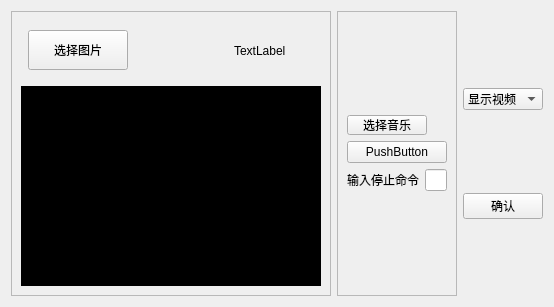
Above: first.ui from wqz123287/face_test before the change. Below: the same form after it.
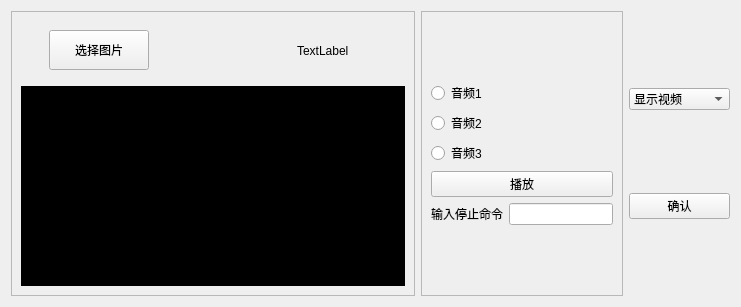
That is the form after the change.

The edit to the form file:
```diff
--- a/first.ui
+++ b/first.ui
@@ -6,7 +6,7 @@
    <rect>
     <x>0</x>
     <y>0</y>
-    <width>542</width>
+    <width>741</width>
     <height>307</height>
    </rect>
   </property>
@@ -104,32 +104,27 @@
       <item>
        <layout class="QVBoxLayout" name="verticalLayout_6" stretch="2,2">
         <item>
-         <layout class="QVBoxLayout" name="verticalLayout" stretch="3,1">
+         <layout class="QVBoxLayout" name="verticalLayout" stretch="0,1">
           <item>
-           <layout class="QHBoxLayout" name="horizontalLayout">
+           <layout class="QVBoxLayout" name="verticalLayout_8">
             <item>
-             <widget class="QPushButton" name="alarm">
-              <property name="maximumSize">
-               <size>
-                <width>3000</width>
-                <height>20</height>
-               </size>
-              </property>
+             <widget class="QRadioButton" name="alarm01">
               <property name="text">
-               <string>选择音乐</string>
+               <string>音频1</string>
               </property>
              </widget>
             </item>
             <item>
-             <widget class="QLabel" name="alarmPath">
-              <property name="maximumSize">
-               <size>
-                <width>3000</width>
-                <height>20</height>
-               </size>
+             <widget class="QRadioButton" name="alarm02">
+              <property name="text">
+               <string>音频2</string>
               </property>
+             </widget>
+            </item>
+            <item>
+             <widget class="QRadioButton" name="alarm03">
               <property name="text">
-               <string/>
+               <string>音频3</string>
               </property>
              </widget>
             </item>
@@ -138,7 +133,7 @@
           <item>
            <widget class="QPushButton" name="play_sound">
             <property name="text">
-             <string>PushButton</string>
+             <string>播放</string>
             </property>
            </widget>
           </item>
```
